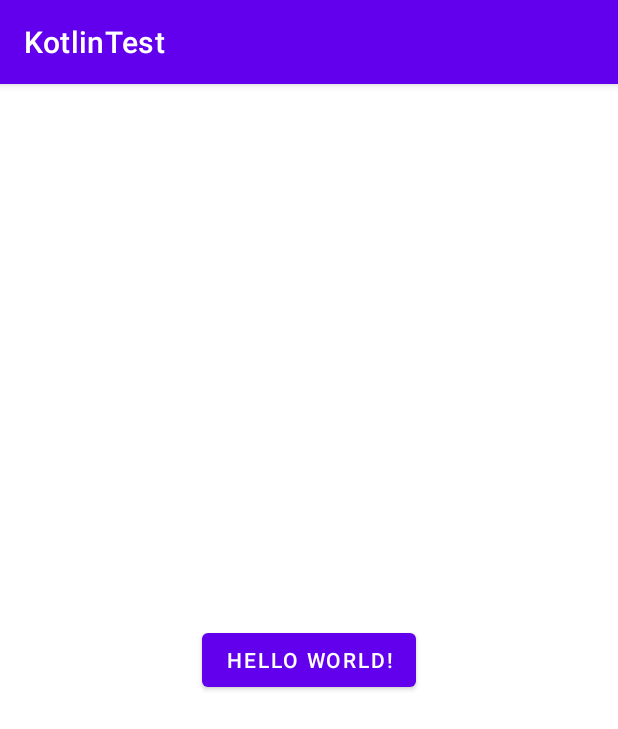
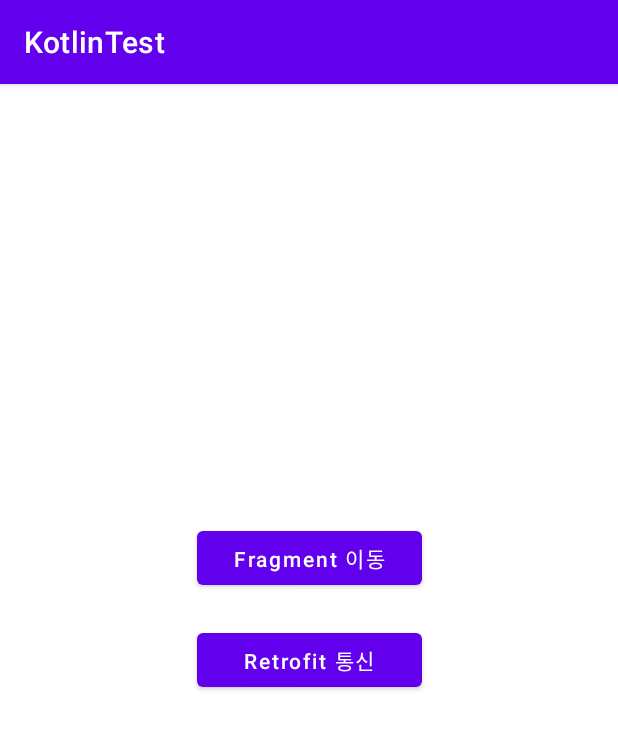
Before and after one commit to daejong-yoo/KotlinTemplate, an Android app: the screen it shows after launch (MainActivity), on a phone screen of 412 x 824 dp. Shown: the top 729 px of the screen. Run offline under Robolectric (Android 15) with nearby library versions, the phone set to English and light mode, and no system bars; our stand-ins replace data binding.

Commit message:
[MainActivity] 통신 및 Fragment 호출 버튼 추가.

```diff
--- a/app/src/main/java/com/example/kotlintest/common/Constant.kt
+++ b/app/src/main/java/com/example/kotlintest/common/Constant.kt
@@ -2,4 +2,6 @@ package com.example.kotlintest.common
 
 object Constant {
     const val BASE_URL = "https://jsonkeeper.com/b/"
+
+    const val CODE_SUCCESS = "0000"
 }
--- a/app/src/main/res/layout/activity_main.xml
+++ b/app/src/main/res/layout/activity_main.xml
@@ -2,6 +2,7 @@
 <layout>
 
     <data>
+
         <variable
             name="imageUrl"
             type="String" />
@@ -12,7 +13,6 @@
     </data>
 
     <androidx.constraintlayout.widget.ConstraintLayout xmlns:android="http://schemas.android.com/apk/res/android"
-        android:id="@+id/layout_test"
         xmlns:app="http://schemas.android.com/apk/res-auto"
         xmlns:tools="http://schemas.android.com/tools"
         android:layout_width="match_parent"
@@ -20,10 +20,22 @@
         tools:context=".ui.activity.MainActivity">
 
         <Button
-            android:id="@+id/btn_test"
-            android:layout_width="wrap_content"
+            android:id="@+id/btn_to_fragment"
+            android:layout_width="150dp"
             android:layout_height="wrap_content"
-            android:text="Hello World!"
+            android:layout_marginBottom="20dp"
+            android:text="Fragment 이동"
+            android:textAllCaps="false"
+            app:layout_constraintBottom_toTopOf="@+id/btn_retrofit"
+            app:layout_constraintLeft_toLeftOf="@+id/btn_retrofit"
+            app:layout_constraintRight_toRightOf="@+id/btn_retrofit" />
+
+        <Button
+            android:id="@+id/btn_retrofit"
+            android:layout_width="150dp"
+            android:layout_height="wrap_content"
+            android:text="Retrofit 통신"
+            android:textAllCaps="false"
             app:layout_constraintBottom_toBottomOf="parent"
             app:layout_constraintEnd_toEndOf="parent"
             app:layout_constraintStart_toStartOf="parent"
@@ -31,15 +43,15 @@
 
         <ImageView
             android:id="@+id/img_game"
+            imageUrl="@{customList.imageUrl}"
             android:layout_width="0dp"
             android:layout_height="0dp"
             android:layout_marginTop="20dp"
-            app:layout_constraintVertical_chainStyle="packed"
-            imageUrl="@{customList.imageUrl}"
-            app:layout_constraintTop_toBottomOf="@+id/btn_test"
+            app:layout_constraintBottom_toBottomOf="parent"
             app:layout_constraintLeft_toLeftOf="parent"
             app:layout_constraintRight_toRightOf="parent"
-            app:layout_constraintBottom_toBottomOf="parent"/>
+            app:layout_constraintTop_toBottomOf="@+id/btn_retrofit"
+            app:layout_constraintVertical_chainStyle="packed" />
 
     </androidx.constraintlayout.widget.ConstraintLayout>
 </layout>
```
Also changed, not shown: app/src/main/java/com/example/kotlintest/ui/activity/MainActivity.kt (+46 -32 lines).
